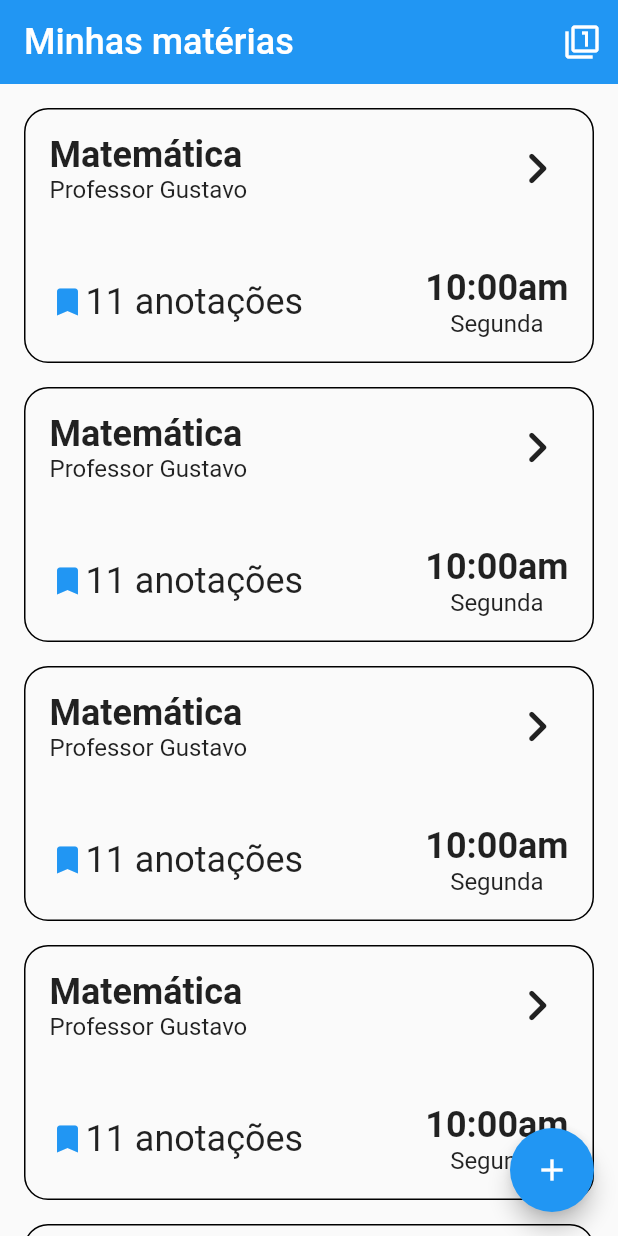
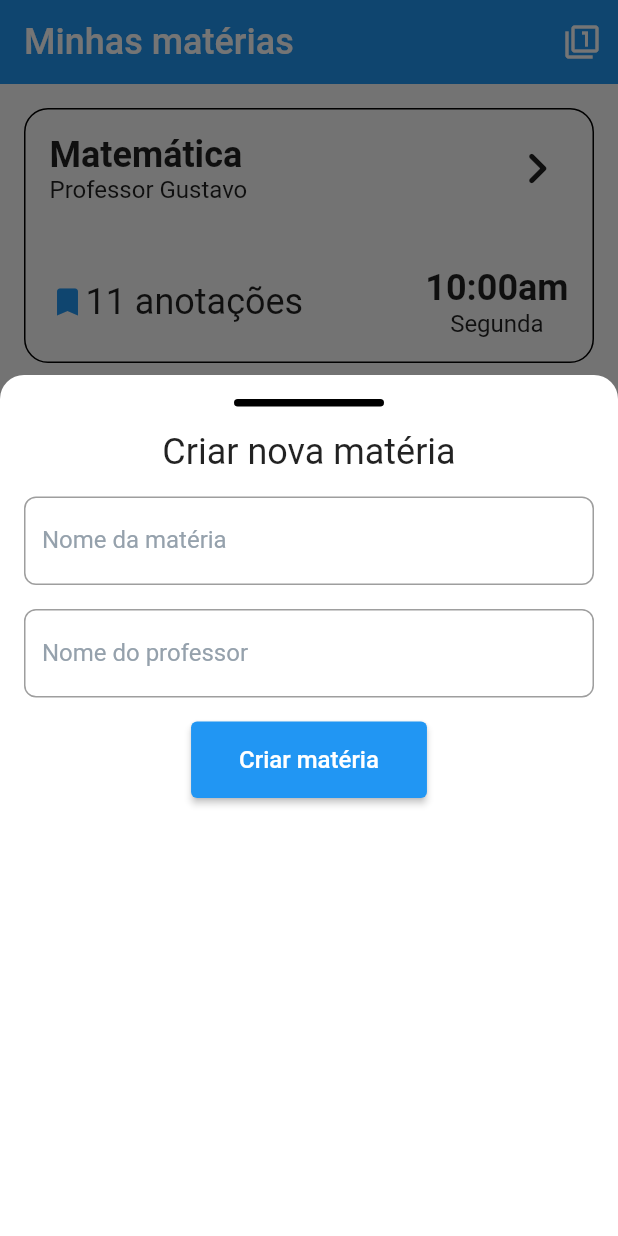
Before and after one commit to iCarlosAugusto/student_booknote, a Flutter app: the screen it shows after launch, after a tap on the "add" icon, on a phone screen of 412 x 824 dp. Run offline on Flutter 3.47's test engine with Material 2 defaults, Android fonts, the phone set to English and light mode, and no system bars; our stand-ins replace dotted_border, get_it, go_router, objectbox; generated files the repository leaves out were written again.

Commit message:
Criado bottom sheat de criar mateira

```diff
--- a/lib/views/home/home_view.dart
+++ b/lib/views/home/home_view.dart
@@ -1,23 +1,23 @@
 import 'package:flutter/material.dart';
 import 'package:go_router/go_router.dart';
 import 'package:student_booknote/widgets/appbar_widget.dart';
+import 'package:student_booknote/widgets/button_widget.dart';
 import 'package:student_booknote/widgets/card_subject_widget.dart';
+import 'package:student_booknote/widgets/text_widget.dart';
+import 'package:student_booknote/widgets/textfield_widget.dart';
 
 class HomeView extends StatelessWidget {
   const HomeView({super.key});
 
   @override
   Widget build(BuildContext context) {
-
     return Scaffold(
       appBar: AppbarWidget(
         elevation: 0,
         title: 'Minhas matérias',
         actions: [
           IconButton(
-            onPressed: () {},
-            icon: const Icon(Icons.filter_1_outlined)
-          )
+              onPressed: () {}, icon: const Icon(Icons.filter_1_outlined))
         ],
       ),
       body: SafeArea(
@@ -27,12 +27,10 @@ class HomeView extends StatelessWidget {
             children: [
               Expanded(
                 child: ListView.separated(
-                  itemBuilder: (_,__) => CardSubjectWidget(
-                    onTap: () => context.pushNamed('/subject')
-                  ),
-                  separatorBuilder: (_,__) => const SizedBox(height: 16),
-                  itemCount: 30
-                ),
+                    itemBuilder: (_, __) => CardSubjectWidget(
+                        onTap: () => context.pushNamed('/subject')),
+                    separatorBuilder: (_, __) => const SizedBox(height: 16),
+                    itemCount: 30),
               )
             ],
           ),
@@ -41,6 +39,47 @@ class HomeView extends StatelessWidget {
       floatingActionButton: FloatingActionButton(
         child: const Icon(Icons.add),
         onPressed: () async {
+          showModalBottomSheet<void>(
+            isScrollControlled: true,
+            backgroundColor: Colors.transparent,
+            context: context,
+            builder: (BuildContext context) {
+              return Container(
+                height: MediaQuery.of(context).size.height - 250,
+                decoration: const BoxDecoration(
+                  color: Colors.white,
+                  borderRadius: BorderRadius.only(
+                      topLeft: Radius.circular(16),
+                      topRight: Radius.circular(16)),
+                ),
+                child: Column(
+                  children: <Widget>[
+                    Container(
+                      margin: const EdgeInsets.only(top: 16),
+                      width: 100,
+                      height: 5,
+                      decoration: const BoxDecoration(
+                          color: Colors.black,
+                          borderRadius: BorderRadius.horizontal(
+                              left: Radius.circular(10),
+                              right: Radius.circular(10))),
+                    ),
+                    Padding(
+                      padding: const EdgeInsets.all(16),
+                      child: Column(
+                        children: [
+                          const TextWidget('Criar nova matéria'),
+                          const TextfieldWidget(label: 'Nome da matéria', margin: EdgeInsets.only(top: 16, bottom: 16)),
+                          const TextfieldWidget(label: 'Nome do professor', margin: EdgeInsets.only(bottom: 16),),
+                          ButtonWidget(title: 'Criar matéria', onTap: () {}),
+                        ],
+                      ),
+                    )
+                  ],
+                ),
+              );
+            },
+          );
         },
       ),
     );
```
